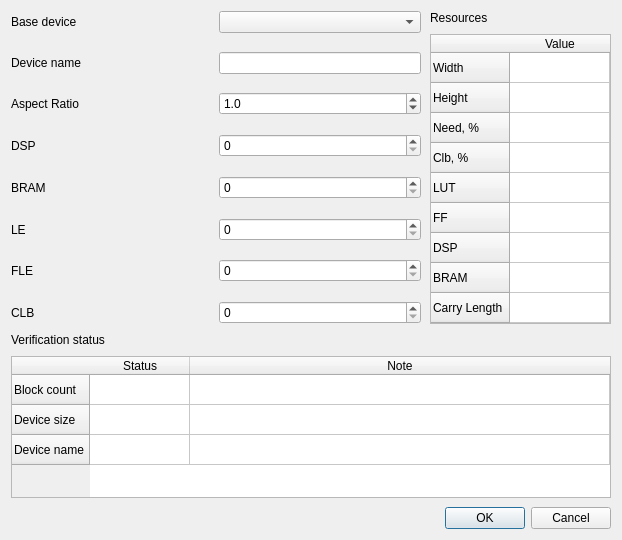
Old version of the form src/NewProject/CustomLayout.ui in the repository os-fpga/FOEDAG.
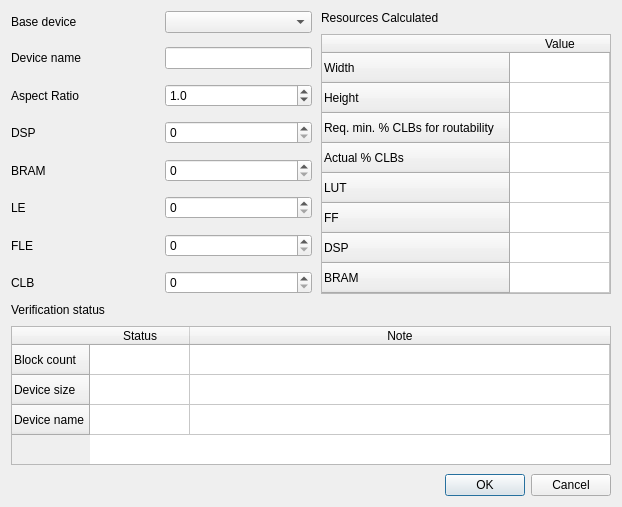
New version of the form.

Commit message: Update custom device dialog (#1638)

The edit to the form file:
```diff
--- a/src/NewProject/CustomLayout.ui
+++ b/src/NewProject/CustomLayout.ui
@@ -7,7 +7,7 @@
     <x>0</x>
     <y>0</y>
     <width>622</width>
-    <height>540</height>
+    <height>507</height>
    </rect>
   </property>
   <property name="minimumSize">
@@ -108,7 +108,7 @@
    <item row="0" column="1">
     <widget class="QLabel" name="label_4">
      <property name="text">
-      <string>Resources</string>
+      <string>Resources Calculated</string>
      </property>
     </widget>
    </item>
@@ -394,12 +394,15 @@
      </row>
      <row>
       <property name="text">
-       <string>Need, %</string>
+       <string>Req. min. % CLBs for routability</string>
+      </property>
+      <property name="toolTip">
+       <string>&lt;html&gt;&lt;head/&gt;&lt;body&gt;&lt;p&gt;Required minimum % CLBs for routability&lt;/p&gt;&lt;/body&gt;&lt;/html&gt;</string>
       </property>
      </row>
      <row>
       <property name="text">
-       <string>Clb, %</string>
+       <string>Actual % CLBs</string>
       </property>
      </row>
      <row>
@@ -422,11 +425,6 @@
        <string>BRAM</string>
       </property>
      </row>
-     <row>
-      <property name="text">
-       <string>Carry Length</string>
-      </property>
-     </row>
      <column>
       <property name="text">
        <string>Value</string>
```
The commit also changes 2 other files.
